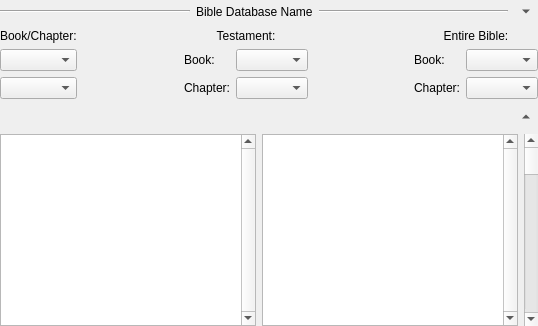
First picture: the form in programs/KJVCanOpener/KJVBrowser.ui, repository dewhisna/KingJamesPureBibleSearch, before the edit.
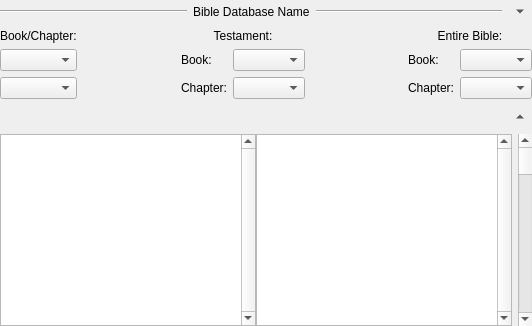
Second picture: the form after the edit. Custom widgets are drawn as their Qt base class.

Commit message: Fix QTextBrowser/QWebEngineView grid spacing. Cleanup the mess that was in initialize() and en_changedChapterScrollbarMode().

```diff
--- a/programs/KJVCanOpener/KJVBrowser.ui
+++ b/programs/KJVCanOpener/KJVBrowser.ui
@@ -310,6 +310,9 @@
    </item>
    <item row="3" column="0">
     <layout class="QGridLayout" name="gridLayout">
+     <property name="spacing">
+      <number>0</number>
+     </property>
      <item row="1" column="0">
       <widget class="QTextBrowser" name="textBrowserMainText">
        <property name="mouseTracking">
@@ -355,6 +358,22 @@
       </widget>
      </item>
      <item row="1" column="2">
+      <spacer name="spacerScrollbarChapter">
+       <property name="orientation">
+        <enum>Qt::Horizontal</enum>
+       </property>
+       <property name="sizeType">
+        <enum>QSizePolicy::Fixed</enum>
+       </property>
+       <property name="sizeHint" stdset="0">
+        <size>
+         <width>6</width>
+         <height>20</height>
+        </size>
+       </property>
+      </spacer>
+     </item>
+     <item row="1" column="3">
       <widget class="QScrollBar" name="scrollbarChapter">
        <property name="orientation">
         <enum>Qt::Vertical</enum>
```
Left out of the diff: 26 changed lines with no effect on the pictures. The commit also changes 1 other file.
